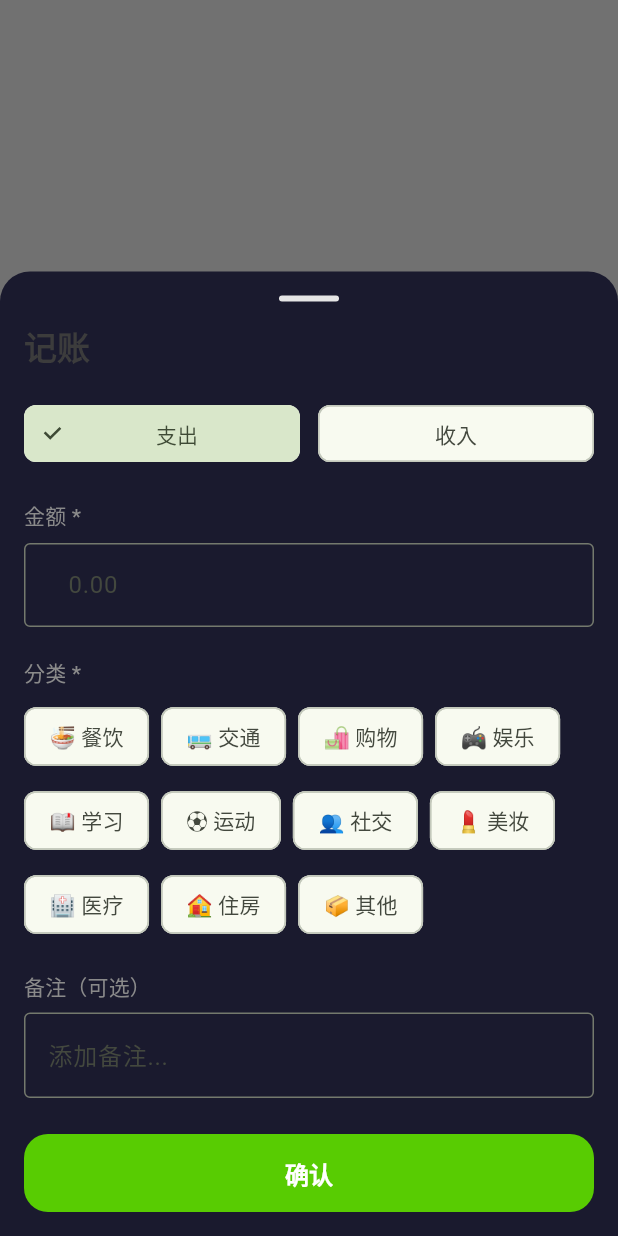
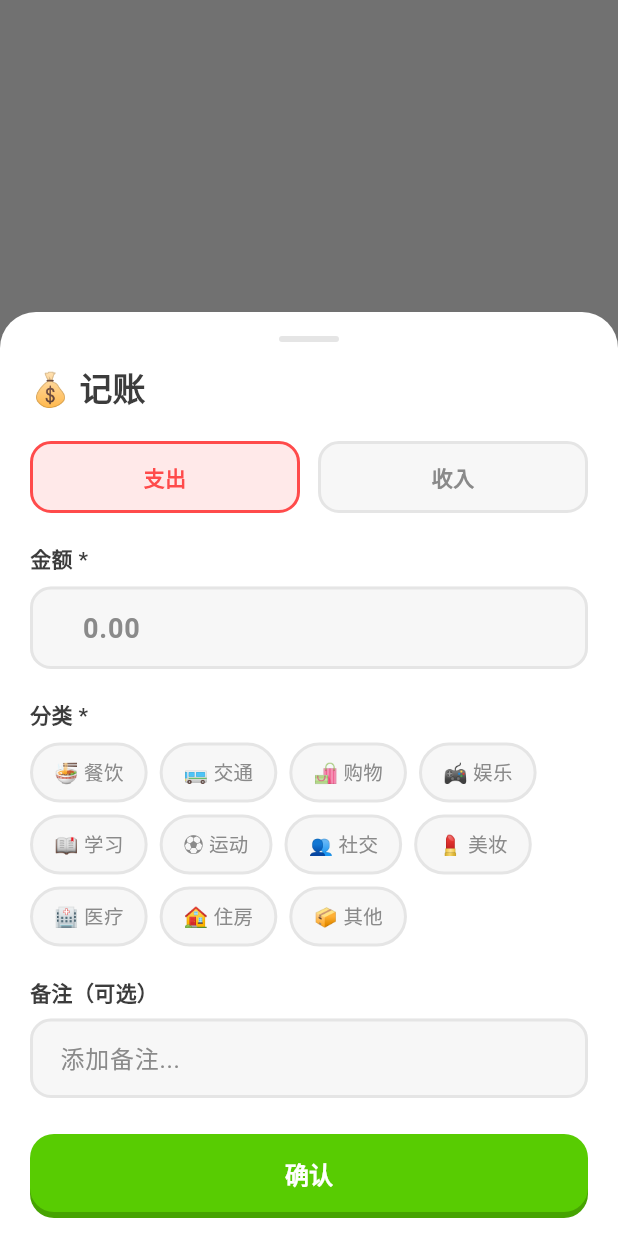
Before and after one commit to J-ade-g/life-tracker, a Flutter app: what show() shows on an empty page, opened directly with empty values, on a phone screen of 412 x 824 dp. Run offline on Flutter 3.47's test engine with Material 3 defaults, Android fonts, the phone set to English and light mode, and no system bars; our stand-ins replace fl_chart, hive_flutter, open_file, package_info_plus; accounts and stored records are empty; network calls fail.

Commit message:
v2.3.0: all dialogs bright Duolingo style, text-based time input, unified UI

```diff
--- a/lib/dialogs/expense_dialog.dart
+++ b/lib/dialogs/expense_dialog.dart
@@ -5,20 +5,14 @@ import 'package:life_tracker/models/record.dart';
 
 class ExpenseDialog extends StatefulWidget {
   final void Function(Record) onSubmit;
-
   const ExpenseDialog({super.key, required this.onSubmit});
 
-  static Future<void> show(
-    BuildContext context,
-    void Function(Record) onSubmit,
-  ) {
+  static Future<void> show(BuildContext context, void Function(Record) onSubmit) {
     return showModalBottomSheet<void>(
       context: context,
       isScrollControlled: true,
-      backgroundColor: const Color(0xFF1A1A2E),
-      shape: const RoundedRectangleBorder(
-        borderRadius: BorderRadius.vertical(top: Radius.circular(20)),
-      ),
+      backgroundColor: Colors.white,
+      shape: const RoundedRectangleBorder(borderRadius: BorderRadius.vertical(top: Radius.circular(24))),
       builder: (_) => ExpenseDialog(onSubmit: onSubmit),
     );
   }
@@ -31,143 +25,117 @@ class _ExpenseDialogState extends State<ExpenseDialog> {
   bool _isExpense = true;
   final _amountController = TextEditingController();
   final _noteController = TextEditingController();
-
   ExpenseCategory? _selectedExpenseCategory;
   IncomeCategory? _selectedIncomeCategory;
 
   @override
-  void dispose() {
-    _amountController.dispose();
-    _noteController.dispose();
-    super.dispose();
-  }
+  void dispose() { _amountController.dispose(); _noteController.dispose(); super.dispose(); }
+
+  InputDecoration _inputDeco(String hint, {String? prefix}) => InputDecoration(
+    prefixText: prefix,
+    hintText: hint,
+    hintStyle: const TextStyle(color: AppTheme.textSecondary),
+    filled: true,
+    fillColor: AppTheme.background,
+    border: OutlineInputBorder(borderRadius: BorderRadius.circular(14), borderSide: const BorderSide(color: AppTheme.cardBorder)),
+    enabledBorder: OutlineInputBorder(borderRadius: BorderRadius.circular(14), borderSide: const BorderSide(color: AppTheme.cardBorder, width: 2)),
+    focusedBorder: OutlineInputBorder(borderRadius: BorderRadius.circular(14), borderSide: const BorderSide(color: AppTheme.emeraldGreen, width: 2)),
+    contentPadding: const EdgeInsets.symmetric(horizontal: 16, vertical: 14),
+  );
+
+  Widget _chip(String label, bool selected, VoidCallback onTap) => GestureDetector(
+    onTap: onTap,
+    child: Container(
+      padding: const EdgeInsets.symmetric(horizontal: 14, vertical: 8),
+      decoration: BoxDecoration(
+        color: selected ? AppTheme.emeraldGreen.withValues(alpha: 0.12) : AppTheme.background,
+        borderRadius: BorderRadius.circular(20),
+        border: Border.all(color: selected ? AppTheme.emeraldGreen : AppTheme.cardBorder, width: 2),
+      ),
+      child: Text(label, style: TextStyle(color: selected ? AppTheme.emeraldGreen : AppTheme.textSecondary, fontWeight: selected ? FontWeight.bold : FontWeight.normal, fontSize: 13)),
+    ),
+  );
 
   @override
   Widget build(BuildContext context) {
     final bottom = MediaQuery.of(context).viewInsets.bottom;
     return Padding(
-      padding: EdgeInsets.fromLTRB(16, 16, 16, bottom + 16),
+      padding: EdgeInsets.fromLTRB(20, 16, 20, bottom + 16),
       child: SingleChildScrollView(
         child: Column(
           mainAxisSize: MainAxisSize.min,
           crossAxisAlignment: CrossAxisAlignment.start,
           children: [
-            // Drag handle
-            Center(
-              child: Container(
-                width: 40,
-                height: 4,
-                decoration: BoxDecoration(
-                  color: AppTheme.cardBorder,
-                  borderRadius: BorderRadius.circular(2),
-                ),
-              ),
-            ),
+            Center(child: Container(width: 40, height: 4, decoration: BoxDecoration(color: AppTheme.cardBorder, borderRadius: BorderRadius.circular(2)))),
             const SizedBox(height: 16),
-            Text(
-              '记账',
-              style: Theme.of(context)
-                  .textTheme
-                  .titleLarge
-                  ?.copyWith(fontWeight: FontWeight.bold),
-            ),
+            Text('💰 记账', style: Theme.of(context).textTheme.titleLarge?.copyWith(fontWeight: FontWeight.bold, color: AppTheme.textPrimary)),
             const SizedBox(height: 20),
 
-            // 支出/收入 toggle
+            // Toggle
             Row(
               children: [
-                Expanded(
-                  child: ChoiceChip(
-                    label: const Center(child: Text('支出')),
-                    selected: _isExpense,
-                    onSelected: (_) => setState(() {
-                      _isExpense = true;
-                      _selectedIncomeCategory = null;
-                    }),
+                Expanded(child: GestureDetector(
+                  onTap: () => setState(() { _isExpense = true; _selectedIncomeCategory = null; }),
+                  child: Container(
+                    padding: const EdgeInsets.symmetric(vertical: 12),
+                    decoration: BoxDecoration(
+                      color: _isExpense ? AppTheme.heartRed.withValues(alpha: 0.12) : AppTheme.background,
+                      borderRadius: BorderRadius.circular(14),
+                      border: Border.all(color: _isExpense ? AppTheme.heartRed : AppTheme.cardBorder, width: 2),
+                    ),
+                    child: Center(child: Text('支出', style: TextStyle(color: _isExpense ? AppTheme.heartRed : AppTheme.textSecondary, fontWeight: FontWeight.bold))),
                   ),
-                ),
+                )),
                 const SizedBox(width: 12),
-                Expanded(
-                  child: ChoiceChip(
-                    label: const Center(child: Text('收入')),
-                    selected: !_isExpense,
-                    onSelected: (_) => setState(() {
-                      _isExpense = false;
-                      _selectedExpenseCategory = null;
-                    }),
+                Expanded(child: GestureDetector(
+                  onTap: () => setState(() { _isExpense = false; _selectedExpenseCategory = null; }),
+                  child: Container(
+                    padding: const EdgeInsets.symmetric(vertical: 12),
+                    decoration: BoxDecoration(
+                      color: !_isExpense ? AppTheme.emeraldGreen.withValues(alpha: 0.12) : AppTheme.background,
+                      borderRadius: BorderRadius.circular(14),
+                      border: Border.all(color: !_isExpense ? AppTheme.emeraldGreen : AppTheme.cardBorder, width: 2),
+                    ),
+                    child: Center(child: Text('收入', style: TextStyle(color: !_isExpense ? AppTheme.emeraldGreen : AppTheme.textSecondary, fontWeight: FontWeight.bold))),
                   ),
-                ),
+                )),
               ],
             ),
             const SizedBox(height: 20),
 
-            // 金额
-            Text('金额 *', style: Theme.of(context).textTheme.labelLarge),
+            Text('金额 *', style: TextStyle(color: AppTheme.textPrimary, fontWeight: FontWeight.w600)),
             const SizedBox(height: 8),
             TextField(
               controller: _amountController,
-              keyboardType:
-                  const TextInputType.numberWithOptions(decimal: true),
-              inputFormatters: [
-                FilteringTextInputFormatter.allow(RegExp(r'^\d*\.?\d*')),
-              ],
-              decoration: const InputDecoration(
-                prefixText: '¥ ',
-                hintText: '0.00',
-                border: OutlineInputBorder(),
-              ),
+              keyboardType: const TextInputType.numberWithOptions(decimal: true),
+              inputFormatters: [FilteringTextInputFormatter.allow(RegExp(r'^\d*\.?\d*'))],
+              style: const TextStyle(color: AppTheme.textPrimary, fontSize: 18, fontWeight: FontWeight.bold),
+              decoration: _inputDeco('0.00', prefix: '¥ '),
             ),
             const SizedBox(height: 20),
 
-            // 分类
-            Text('分类 *', style: Theme.of(context).textTheme.labelLarge),
+            Text('分类 *', style: TextStyle(color: AppTheme.textPrimary, fontWeight: FontWeight.w600)),
             const SizedBox(height: 8),
             if (_isExpense)
-              Wrap(
-                spacing: 8,
-                runSpacing: 8,
-                children: ExpenseCategory.values.map((cat) {
-                  return ChoiceChip(
-                    label: Text('${cat.emoji} ${cat.label}'),
-                    selected: _selectedExpenseCategory == cat,
-                    onSelected: (_) =>
-                        setState(() => _selectedExpenseCategory = cat),
-                  );
-                }).toList(),
-              )
+              Wrap(spacing: 8, runSpacing: 8, children: ExpenseCategory.values.map((cat) => _chip('${cat.emoji} ${cat.label}', _selectedExpenseCategory == cat, () => setState(() => _selectedExpenseCategory = cat))).toList())
             else
-              Wrap(
-                spacing: 8,
-                runSpacing: 8,
-                children: IncomeCategory.values.map((cat) {
-                  return ChoiceChip(
-                    label: Text('${cat.emoji} ${cat.label}'),
-                    selected: _selectedIncomeCategory == cat,
-                    onSelected: (_) =>
-                        setState(() => _selectedIncomeCategory = cat),
-                  );
-                }).toList(),
-              ),
+              Wrap(spacing: 8, runSpacing: 8, children: IncomeCategory.values.map((cat) => _chip('${cat.emoji} ${cat.label}', _selectedIncomeCategory == cat, () => setState(() => _selectedIncomeCategory = cat))).toList()),
             const SizedBox(height: 20),
 
-            // 备注（可选）
-            Text('备注（可选）',
-                style: Theme.of(context).textTheme.labelLarge),
+            Text('备注（可选）', style: TextStyle(color: AppTheme.textPrimary, fontWeight: FontWeight.w600)),
             const SizedBox(height: 8),
-            TextField(
-              controller: _noteController,
-              decoration: const InputDecoration(
-                hintText: '添加备注...',
-                border: OutlineInputBorder(),
-              ),
-            ),
+            TextField(controller: _noteController, style: const TextStyle(color: AppTheme.textPrimary), decoration: _inputDeco('添加备注...')),
             const SizedBox(height: 24),
 
             SizedBox(
               width: double.infinity,
-              child: ElevatedButton(
-                onPressed: _submit,
-                child: const Text('确认'),
+              child: Container(
+                decoration: BoxDecoration(borderRadius: BorderRadius.circular(16), boxShadow: [const BoxShadow(color: AppTheme.darkGreen, blurRadius: 0, offset: Offset(0, 4))]),
+                child: ElevatedButton(
+                  style: ElevatedButton.styleFrom(backgroundColor: AppTheme.emeraldGreen, foregroundColor: Colors.white, padding: const EdgeInsets.symmetric(vertical: 14), shape: RoundedRectangleBorder(borderRadius: BorderRadius.circular(16)), elevation: 0),
+                  onPressed: _submit,
+                  child: const Text('确认', style: TextStyle(fontWeight: FontWeight.bold, fontSize: 16)),
+                ),
               ),
             ),
           ],
@@ -179,26 +147,17 @@ class _ExpenseDialogState extends State<ExpenseDialog> {
   void _submit() {
     final amount = double.tryParse(_amountController.text.trim());
     if (amount == null || amount <= 0) {
-      ScaffoldMessenger.of(context).showSnackBar(
-        const SnackBar(content: Text('请输入有效金额')),
-      );
+      ScaffoldMessenger.of(context).showSnackBar(const SnackBar(content: Text('请输入有效金额')));
       return;
     }
-
     if (_isExpense && _selectedExpenseCategory == null) {
-      ScaffoldMessenger.of(context).showSnackBar(
-        const SnackBar(content: Text('请选择支出分类')),
-      );
+      ScaffoldMessenger.of(context).showSnackBar(const SnackBar(content: Text('请选择支出分类')));
       return;
     }
-
     if (!_isExpense && _selectedIncomeCategory == null) {
-      ScaffoldMessenger.of(context).showSnackBar(
-        const SnackBar(content: Text('请选择收入分类')),
-      );
+      ScaffoldMessenger.of(context).showSnackBar(const SnackBar(content: Text('请选择收入分类')));
       return;
     }
-
     widget.onSubmit(Record(
       id: DateTime.now().millisecondsSinceEpoch.toString(),
       timestamp: DateTime.now(),
@@ -211,7 +170,6 @@ class _ExpenseDialogState extends State<ExpenseDialog> {
         'note': _noteController.text.trim(),
       },
     ));
-
     Navigator.of(context).pop();
   }
 }
--- a/lib/dialogs/todo_dialog.dart
+++ b/lib/dialogs/todo_dialog.dart
@@ -39,7 +39,7 @@ class _TodoFormState extends State<_TodoForm> {
     final bottomPadding = MediaQuery.of(context).viewInsets.bottom;
     return Container(
       decoration: const BoxDecoration(
-        color: Color(0xFF1A1A2E),
+        color: Colors.white,
         borderRadius: BorderRadius.vertical(top: Radius.circular(24)),
       ),
       padding: EdgeInsets.fromLTRB(20, 16, 20, 20 + bottomPadding),
--- a/pubspec.yaml
+++ b/pubspec.yaml
@@ -16,7 +16,7 @@ publish_to: 'none' # Remove this line if you wish to publish to pub.dev
 # https://developer.apple.com/library/archive/documentation/General/Reference/InfoPlistKeyReference/Articles/CoreFoundationKeys.html
 # In Windows, build-name is used as the major, minor, and patch parts
 # of the product and file versions while build-number is used as the build suffix.
-version: 2.2.0+9
+version: 2.3.0+10
 
 environment:
   sdk: ^3.7.0
```
Also changed, not shown: lib/dialogs/courage_dialog.dart (+27 -55 lines), lib/dialogs/review_dialog.dart (+116 -130 lines), update.json (+4 -4 lines).
